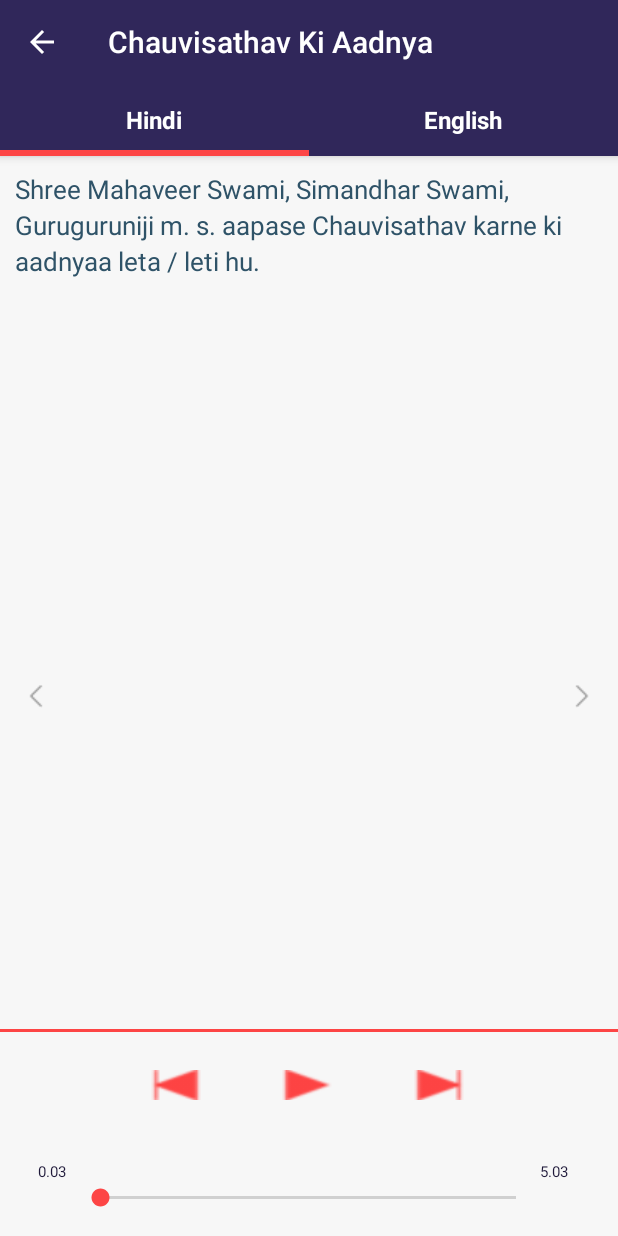
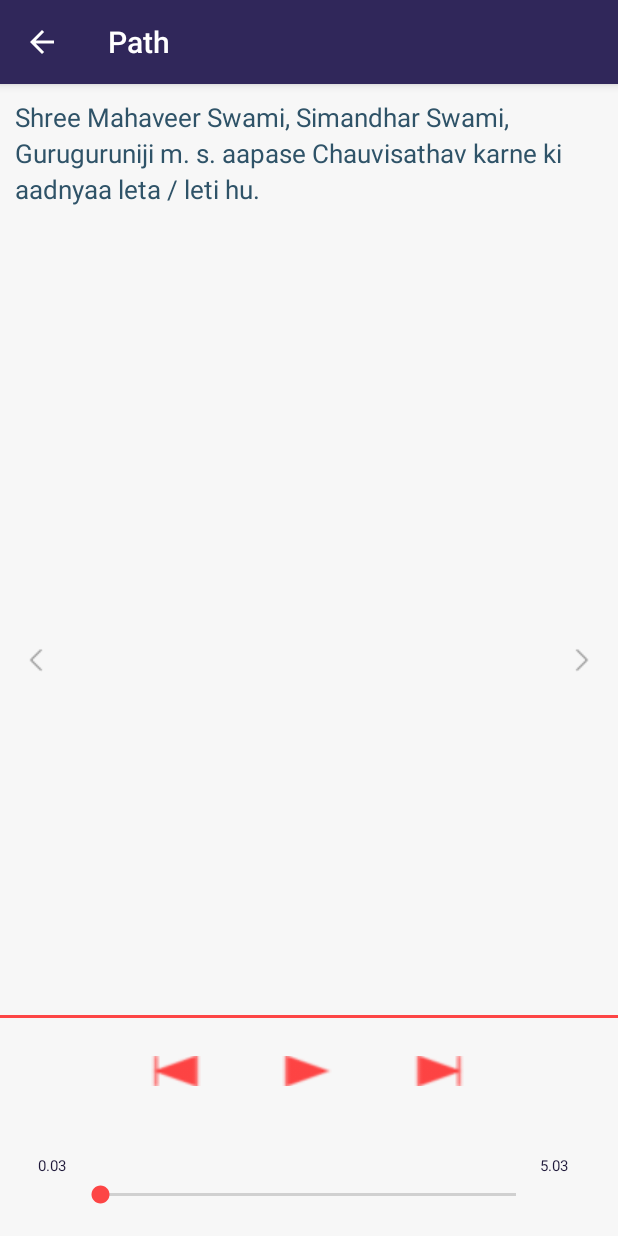
Before and after one commit to paras-sparsh/Pratikraman, an Android app: the DisplayPathActivity screen opened directly, with no data from a screen before it, on a phone screen of 412 x 824 dp. Run offline under Robolectric (Android 15) with nearby library versions, the phone set to English and light mode, and no system bars.

Commit message:
recyclerview added

```diff
--- a/Pratikraman_14/app/src/main/AndroidManifest.xml
+++ b/Pratikraman_14/app/src/main/AndroidManifest.xml
@@ -16,6 +16,7 @@
         <activity
             android:name=".HomePage.DisplayPath.DisplayPathActivity"
             android:label="@string/title_activity_display_path"
+            android:configChanges="locale|layoutDirection"
             android:screenOrientation="portrait"
             android:theme="@style/AppTheme.NoActionBar" />
         <activity
--- a/Pratikraman_14/app/src/main/java/com/example/home/pratikraman_14/HomePage/DisplayPath/CustomPagerAdapter.java
+++ b/Pratikraman_14/app/src/main/java/com/example/home/pratikraman_14/HomePage/DisplayPath/CustomPagerAdapter.java
@@ -1,10 +1,12 @@
 package com.example.home.pratikraman_14.HomePage.DisplayPath;
 
 import android.content.Context;
+import android.content.res.Configuration;
 import android.content.res.Resources;
 import android.media.MediaPlayer;
 import android.os.Handler;
 import android.support.v4.view.PagerAdapter;
+import android.support.v7.widget.RecyclerView;
 import android.view.LayoutInflater;
 import android.view.View;
 import android.view.ViewGroup;
@@ -18,61 +20,37 @@ import com.example.home.pratikraman_14.R;
 
 import java.util.ArrayList;
 
-class CustomPagerAdapter extends PagerAdapter {
+class CustomPagerAdapter extends RecyclerView.Adapter<CustomPagerAdapter.MyViewHolder> {
 
     Context mContext;
     LayoutInflater mLayoutInflater;
     ArrayList<Path> completeList;
-    TextView tv;
-    private Button playPause;
-    private MediaPlayer mediaPlayer;
-    private double startTime = 0;
-    private double finalTime = 0;
-    private Handler handler;
-    int songDuration = 0;
-    private SeekBar seekbar;
+    private static int selectedItem = -1;
+
+
 
     public CustomPagerAdapter(Context context, ArrayList<Path> completeList ){
         mContext = context;
         mLayoutInflater = (LayoutInflater) mContext.getSystemService(Context.LAYOUT_INFLATER_SERVICE);
         this.completeList = completeList;
     }
+    public class MyViewHolder extends RecyclerView.ViewHolder {
+        public TextView tv;
+        public Button playPause;
+        public SeekBar seekbar;
+        private double startTime = 0;
+        private double finalTime = 0;
+        private Handler handler;
+        int songDuration = 0;
+        public MediaPlayer mediaPlayer;
 
-    @Override
-    public int getCount() {
-        return completeList.size();
-    }
-
-    @Override
-    public boolean isViewFromObject(View view, Object object) {
-        return view == ((LinearLayout) object);
-    }
-
-    @Override
-    public Object instantiateItem(ViewGroup container, int position) {
-        View itemView = mLayoutInflater.inflate(R.layout.pager_item, container, false);
-
-        tv = (TextView) itemView.findViewById(R.id.textViewPath);
-        tv.setText(completeList.get(position).getDescription());
+        public MyViewHolder(View view) {
+            super(view);
+            tv = (TextView) view.findViewById(R.id.textViewPath);
             playPause = (Button)itemView.findViewById(R.id.play);
             seekbar = (SeekBar)itemView.findViewById(R.id.seekbar);
-        handler = new Handler();
-        registerOnClickListeners();
-//            currentSongListItemVO = (SongVO) getIntent().getSerializableExtra(Constants.SONG_OBJECT);
-        initializeStartElements(completeList.get(position).getMusicFile());
-        container.addView(itemView);
-        return itemView;
+
         }
-
-    @Override
-    public void destroyItem(ViewGroup container, int position, Object object) {
-        container.removeView((LinearLayout) object);
-    }
-
-    public int getItemPosition(Object object) {
-        return POSITION_UNCHANGED;
-    }
-
         private void initializeStartElements(final int file) {
             ((DisplayPathActivity)mContext).runOnUiThread(new Runnable() {
                 @Override
@@ -168,6 +146,82 @@ class CustomPagerAdapter extends PagerAdapter {
                 }
             });
         }
+    }
+
+    @Override
+    public MyViewHolder onCreateViewHolder(ViewGroup parent, int viewType) {
+        View itemView = LayoutInflater.from(parent.getContext())
+                .inflate(R.layout.pager_item, parent, false);
+
+        return new MyViewHolder(itemView);
+    }
+    public void setSelectedItem(int position)
+    {
+        selectedItem = position;
+    }
+    @Override
+    public void onBindViewHolder(MyViewHolder holder, int position) {
+        if(selectedItem == position)
+            holder.itemView.setSelected(true);
+        holder.tv.setText(completeList.get(position).getDescription());
+        holder.handler = new Handler();
+        holder.registerOnClickListeners();
+//            currentSongListItemVO = (SongVO) getIntent().getSerializableExtra(Constants.SONG_OBJECT);
+        holder.initializeStartElements(completeList.get(position).getMusicFile());
+//        Movie movie = moviesList.get(position);
+//        holder.title.setText(movie.getTitle());
+//        holder.genre.setText(movie.getGenre());
+//        holder.year.setText(movie.getYear());
+    }
+
+    @Override
+    public int getItemCount() {
+        return completeList.size();
+    }
+    @Override
+    public int getItemViewType(int position) {
+        return position;
+    }
+
+//    @Override
+//    public int getCount() {
+//        return completeList.size();
+//    }
+
+//    @Override
+//    public boolean isViewFromObject(View view, Object object) {
+//        return view == ((LinearLayout) object);
+//    }
+//
+//    @Override
+//    public Object instantiateItem(ViewGroup container, int position) {
+//        View itemView = mLayoutInflater.inflate(R.layout.pager_item, container, false);
+//
+//        tv = (TextView) itemView.findViewById(R.id.textViewPath);
+//        tv.setText(completeList.get(position).getDescription());
+//        playPause = (Button)itemView.findViewById(R.id.play);
+//        seekbar = (SeekBar)itemView.findViewById(R.id.seekbar);
+//        handler = new Handler();
+//        registerOnClickListeners();
+////            currentSongListItemVO = (SongVO) getIntent().getSerializableExtra(Constants.SONG_OBJECT);
+//        initializeStartElements(completeList.get(position).getMusicFile());
+//        container.addView(itemView);
+//        return itemView;
+//    }
+//
+//    @Override
+//    public void destroyItem(ViewGroup container, int position, Object object) {
+//        container.removeView((View) object);
+//
+//    }
+//
+//    public int getItemPosition(Object object) {
+//        return POSITION_UNCHANGED;
+//    }
+//
+//
+
+
 
 //    @Override
 //    public void onDestroy() {
--- a/Pratikraman_14/app/src/main/java/com/example/home/pratikraman_14/HomePage/DisplayPath/DisplayPathActivity.java
+++ b/Pratikraman_14/app/src/main/java/com/example/home/pratikraman_14/HomePage/DisplayPath/DisplayPathActivity.java
@@ -9,9 +9,14 @@ import android.os.Bundle;
 import android.support.design.widget.FloatingActionButton;
 import android.support.design.widget.Snackbar;
 import android.support.design.widget.TabLayout;
+import android.support.v4.app.Fragment;
+import android.support.v4.app.FragmentTransaction;
 import android.support.v4.view.ViewPager;
 import android.support.v7.app.ActionBarActivity;
 import android.support.v7.app.AppCompatActivity;
+import android.support.v7.widget.DefaultItemAnimator;
+import android.support.v7.widget.LinearLayoutManager;
+import android.support.v7.widget.RecyclerView;
 import android.support.v7.widget.Toolbar;
 import android.view.MenuItem;
 import android.view.View;
@@ -31,7 +36,7 @@ import java.util.Locale;
 public class DisplayPathActivity extends AppCompatActivity {
     TextView textViewDisplayPath;
     CustomPagerAdapter mCustomPagerAdapter;
-    ViewPager mViewPager;
+    RecyclerView mViewPager;
     TabLayout tabLayout;
     static  ArrayList<Path> completeList;
 String id;
@@ -40,59 +45,35 @@ FragmentHindi fragment;
     protected void onCreate(Bundle savedInstanceState) {
         super.onCreate(savedInstanceState);
         setContentView(R.layout.activity_display_path);
-        createList();
+
 
         Toolbar toolbar = (Toolbar) findViewById(R.id.toolbar);
         setSupportActionBar(toolbar);
         getSupportActionBar().setDisplayHomeAsUpEnabled(true);
-        //createList();
+        createList();
 
         Intent intent = getIntent();
         String pos = intent.getStringExtra("id");
-        //mCustomPagerAdapter = new CustomPagerAdapter(this,completeList);
 
-        mViewPager = (ViewPager) findViewById(R.id.pager);
-        setupViewPager(mViewPager);
-//        mViewPager.setAdapter(mCustomPagerAdapter);
-//        mViewPager.setCurrentItem(getTheObject(pos));
+        mViewPager = (RecyclerView) findViewById(R.id.pager);
+        mCustomPagerAdapter = new CustomPagerAdapter(this,completeList);
+        RecyclerView.LayoutManager mLayoutManager = new LinearLayoutManager(this, LinearLayoutManager.HORIZONTAL, false);
+        mViewPager.setLayoutManager(mLayoutManager);
+        mViewPager.setItemAnimator(new DefaultItemAnimator());
+        mViewPager.setAdapter(mCustomPagerAdapter);
+        mCustomPagerAdapter.setSelectedItem(getTheObject(pos));
+        mViewPager.scrollToPosition(getTheObject(pos));
 
-        tabLayout = (TabLayout) findViewById(R.id.tabs);
-        tabLayout.setupWithViewPager(mViewPager);
-        fragment = (FragmentHindi)getSupportFragmentManager().findFragmentById(R.id.sub_fragment);
-        tabLayout.addOnTabSelectedListener(new TabLayout.OnTabSelectedListener() {
+mViewPager.addOnScrollListener(new RecyclerView.OnScrollListener() {
     @Override
-            public void onTabSelected(TabLayout.Tab tab) {
-                //PositionUpdateInterface positionUpdateInterface = (PositionUpdateInterface)TabsAdapter.ge
-                int pos = tab.getPosition();
-                if (pos == 0){
-                    setLocale(DisplayPathActivity.this,"hi");
-                    SharedPreferences sharedPref = getPreferences(Context.MODE_PRIVATE);
-                    SharedPreferences.Editor editor = sharedPref.edit();
-                    editor.putString("locale", "hi");
-                    editor.commit();
-                }
-                else if (pos == 1){
-                    setLocale(DisplayPathActivity.this,"en");
-                    SharedPreferences sharedPref = getPreferences(Context.MODE_PRIVATE);
-                    SharedPreferences.Editor editor = sharedPref.edit();
-                    editor.putString("locale", "en");
-                    editor.commit();
-                }
-                fragment = new FragmentHindi();
-                fragment.mCustomPagerAdapter.notifyDataSetChanged();
-            }
-
-            @Override
-            public void onTabUnselected(TabLayout.Tab tab) {
-                //id = FragmentHindi.id;
-            }
-
-            @Override
-            public void onTabReselected(TabLayout.Tab tab) {
-
+    public void onScrollStateChanged(RecyclerView recyclerView, int newState) {
+        super.onScrollStateChanged(recyclerView, newState);
+        setTitle(completeList.get(newState).getTitle());
     }
 });
 
+
+//        mViewPager.setCurrentItem(getTheObject(pos));
 //        mViewPager.addOnPageChangeListener(new ViewPager.OnPageChangeListener() {
 //            @Override
 //            public void onPageScrolled(int position, float positionOffset, int positionOffsetPixels) {
@@ -118,26 +99,34 @@ FragmentHindi fragment;
 //        String description = intent.getStringExtra("description");
 //        textViewDisplayPath.setText(description);
     }
-    public static void setLocale (Context context,String code){
-        Locale locale = new Locale(code);
-        Locale.setDefault(locale);
-        Configuration config = new Configuration();
-        config.locale = locale;
-        context.getApplicationContext().getResources().updateConfiguration(config, null);
+//    public static void setLocale (Context context,String code){
+//        Locale locale = new Locale(code);
+//        Locale.setDefault(locale);
+//        Configuration config = new Configuration();
+//        config.locale = locale;
+//        context.getApplicationContext().getResources().updateConfiguration(config, null);
+//    }
+//    private void setupViewPager(ViewPager viewPager) {
+//        Intent intent = getIntent();
+//        String pos = intent.getStringExtra("id");
+//        TabsAdapter adapter = new TabsAdapter(getSupportFragmentManager());
+//        FragmentHindi fragmentHindi = new FragmentHindi(completeList,pos);
+//        FragmentHindi fragmentEnglish = new FragmentHindi(completeList,pos);
+//        Bundle bundle = new Bundle();
+//        bundle.putString("position",pos);
+//        fragmentHindi.setArguments(bundle);
+//        fragmentEnglish.setArguments(bundle);
+//        adapter.addFragment(fragmentHindi, "Hindi");
+//        adapter.addFragment(fragmentEnglish, "English");
+//        viewPager.setAdapter(adapter);
+//    }
+public int getTheObject(String pos) {
+    for (int i =0;i<completeList.size();i++){
+        if (completeList.get(i).getId().equalsIgnoreCase(pos)) {
+            return i;
         }
-    private void setupViewPager(ViewPager viewPager) {
-        Intent intent = getIntent();
-        String pos = intent.getStringExtra("id");
-        TabsAdapter adapter = new TabsAdapter(getSupportFragmentManager());
-        FragmentHindi fragmentHindi = new FragmentHindi(completeList,pos);
-        FragmentHindi fragmentEnglish = new FragmentHindi(completeList,pos);
-        Bundle bundle = new Bundle();
-        bundle.putString("position",pos);
-        fragmentHindi.setArguments(bundle);
-        fragmentEnglish.setArguments(bundle);
-        adapter.addFragment(fragmentHindi, "Hindi");
-        adapter.addFragment(fragmentEnglish, "English");
-        viewPager.setAdapter(adapter);
+    }
+    return -1;
 }
 
     @Override
--- a/Pratikraman_14/app/src/main/java/com/example/home/pratikraman_14/HomePage/DisplayPath/FragmentEnglish.java
+++ b/Pratikraman_14/app/src/main/java/com/example/home/pratikraman_14/HomePage/DisplayPath/FragmentEnglish.java
@@ -57,7 +57,7 @@ public class FragmentEnglish extends Fragment {
         ViewPager viewPager = (ViewPager)getView().findViewById(R.id.view_pager);
         createList();
         mCustomPagerAdapter = new CustomPagerAdapter(getContext(), completeList);
-        viewPager.setAdapter(mCustomPagerAdapter);
+       // viewPager.setAdapter(mCustomPagerAdapter);
         viewPager.addOnPageChangeListener(new ViewPager.OnPageChangeListener() {
             @Override
             public void onPageScrolled(int position, float positionOffset, int positionOffsetPixels) {
--- a/Pratikraman_14/app/src/main/java/com/example/home/pratikraman_14/HomePage/DisplayPath/FragmentHindi.java
+++ b/Pratikraman_14/app/src/main/java/com/example/home/pratikraman_14/HomePage/DisplayPath/FragmentHindi.java
@@ -63,14 +63,14 @@ public FragmentHindi(){}
 //            String position = bundle.getString("position");
             setData(position);
         }
+        setRetainInstance(true);
     }
 
     public void setData(String pos) {
         ViewPager viewPager = (ViewPager)getView().findViewById(R.id.view_pager);
-
+    viewPager.setOffscreenPageLimit(1);
         mCustomPagerAdapter = new CustomPagerAdapter(getContext(), completeList);
-        viewPager.setAdapter(mCustomPagerAdapter);
-        viewPager.setOffscreenPageLimit(1);
+        //viewPager.setAdapter(mCustomPagerAdapter);
         viewPager.addOnPageChangeListener(new ViewPager.OnPageChangeListener() {
             @Override
             public void onPageScrolled(int position, float positionOffset, int positionOffsetPixels) {
--- a/Pratikraman_14/app/src/main/res/layout/activity_display_path.xml
+++ b/Pratikraman_14/app/src/main/res/layout/activity_display_path.xml
@@ -18,14 +18,6 @@
             android:layout_height="?attr/actionBarSize"
             android:background="?attr/colorPrimary"
             app:popupTheme="@style/AppTheme.PopupOverlay" />
-        <android.support.design.widget.TabLayout
-            android:id="@+id/tabs"
-            android:layout_width="match_parent"
-            android:layout_height="wrap_content"
-            app:tabMode="fixed"
-            app:tabTextAppearance="@style/TabLayoutTextStyle"
-            app:tabIndicatorHeight="4dp"
-            app:tabGravity="fill"/>
 
     </android.support.design.widget.AppBarLayout>
 
--- a/Pratikraman_14/app/src/main/res/layout/content_display_path.xml
+++ b/Pratikraman_14/app/src/main/res/layout/content_display_path.xml
@@ -4,17 +4,33 @@
     xmlns:tools="http://schemas.android.com/tools"
 android:orientation="horizontal"
     android:id="@+id/main_fragment"
+
     android:layout_width="match_parent"
     android:layout_height="match_parent"
     android:background="#f7f7f7"
     app:layout_behavior="@string/appbar_scrolling_view_behavior"
     tools:context="com.example.home.pratikraman_14.HomePage.DisplayPath.DisplayPathActivity"
     tools:showIn="@layout/activity_display_path">
+<android.support.v7.widget.RecyclerView
+    xmlns:android="http://schemas.android.com/apk/res/android"
+    android:id="@+id/pager"
+    android:layout_width="match_parent"
+    android:layout_height="match_parent"
+        />
+        <ImageView
+            android:id="@+id/left_nav"
+            android:paddingLeft="16dp"
+            android:layout_width="wrap_content"
+            android:layout_height="wrap_content"
+            android:layout_gravity="center_vertical|left"
+            android:src="@drawable/left_arrow" />
 
-        <android.support.v4.view.ViewPager xmlns:android="http://schemas.android.com/apk/res/android"
-            android:id="@+id/pager"
-            android:layout_width="match_parent"
-            android:layout_height="wrap_content">
-        </android.support.v4.view.ViewPager>
+        <ImageView
+            android:id="@+id/right_nav"
+            android:paddingRight="16dp"
+            android:layout_width="wrap_content"
+            android:layout_height="wrap_content"
+            android:layout_gravity="center_vertical|right"
+            android:src="@drawable/right_arrow" />
 
 </FrameLayout>
--- a/Pratikraman_14/app/src/main/res/layout/fragment_path.xml
+++ b/Pratikraman_14/app/src/main/res/layout/fragment_path.xml
@@ -4,6 +4,7 @@
     xmlns:tools="http://schemas.android.com/tools"
     android:orientation="horizontal"
     android:layout_width="match_parent"
+    android:tag="just_check"
     android:id="@+id/sub_fragment"
     android:layout_height="match_parent"
     android:background="#f7f7f7"
```
Lines whose indentation alone changed are shown as unchanged.
